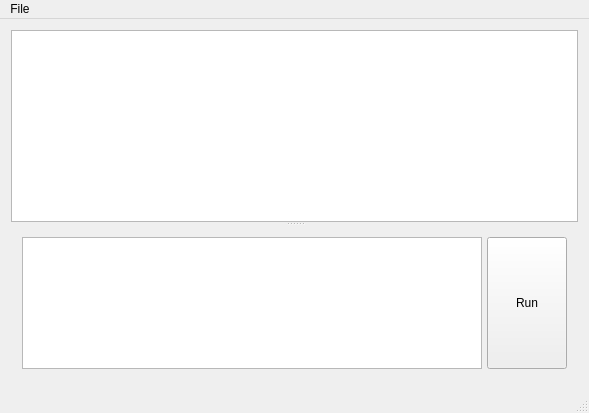
Before: the Qt Designer form forms/mainwindow.ui in damaki/Turtyl, drawn with Qt 5.
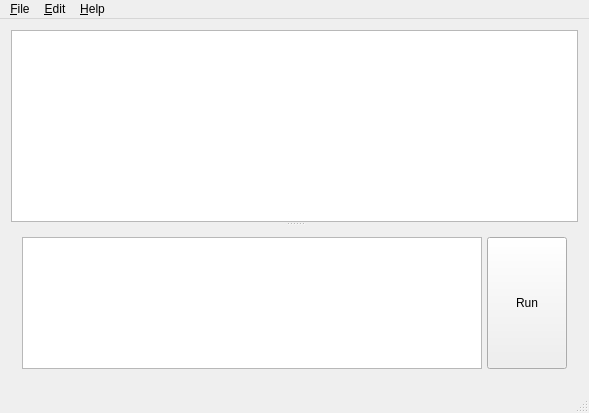
After: the same form once the commit is applied.

```diff
--- a/forms/mainwindow.ui
+++ b/forms/mainwindow.ui
@@ -114,11 +114,25 @@
    </property>
    <widget class="QMenu" name="menuLuogo">
     <property name="title">
-     <string>File</string>
+     <string>&amp;File</string>
     </property>
     <addaction name="action_Quit"/>
    </widget>
+   <widget class="QMenu" name="menu_Edit">
+    <property name="title">
+     <string>&amp;Edit</string>
+    </property>
+    <addaction name="action_Preferences"/>
+   </widget>
+   <widget class="QMenu" name="menu_Help">
+    <property name="title">
+     <string>&amp;Help</string>
+    </property>
+    <addaction name="action_About"/>
+   </widget>
    <addaction name="menuLuogo"/>
+   <addaction name="menu_Edit"/>
+   <addaction name="menu_Help"/>
   </widget>
   <widget class="QStatusBar" name="statusBar"/>
   <action name="action_Quit">
```
Left out of the diff: 10 changed lines with no effect on the pictures.
